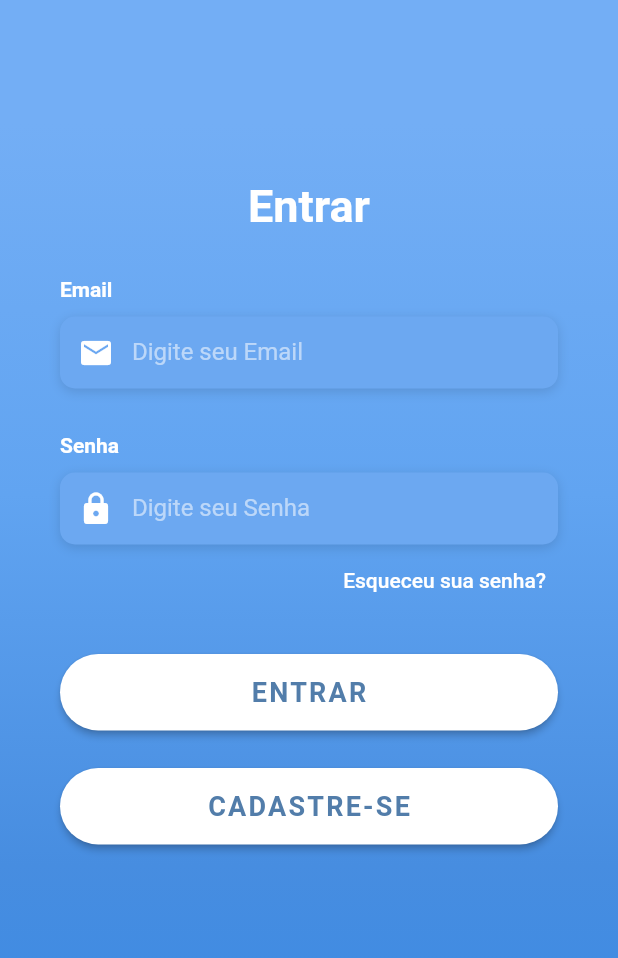
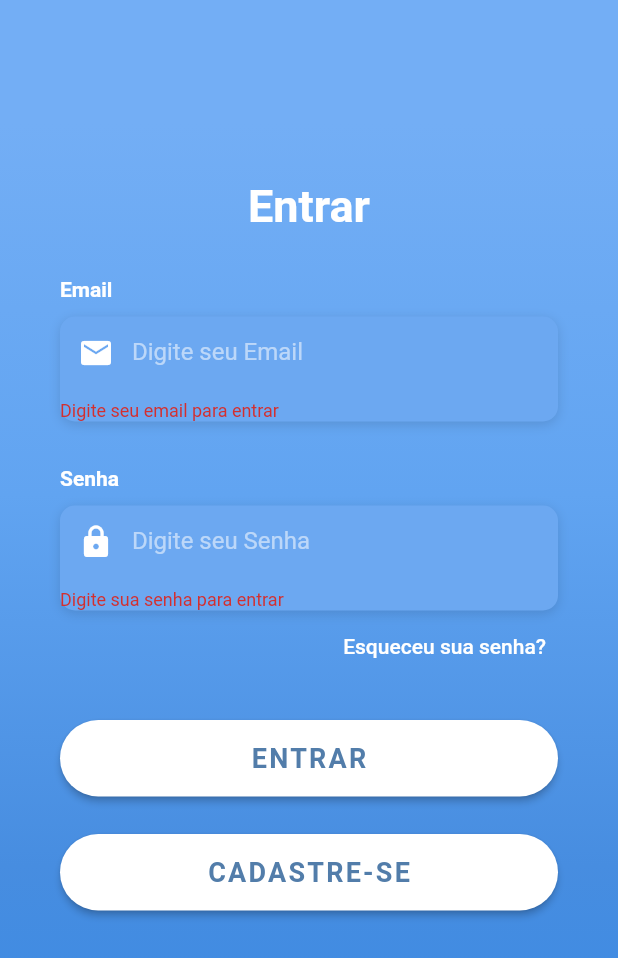
Before and after one commit to romulo-evangelista/ignilab, a Flutter app: the Login screen opened directly, after a tap on "ENTRAR", on a phone screen of 412 x 824 dp. Shown: the top 958 px of the screen. Run offline on Flutter 3.47's test engine with Material 2 defaults, Android fonts, the phone set to English and light mode, and no system bars; our stand-ins replace cloud_firestore, firebase_auth, firebase_core; accounts and stored records are empty; Roboto replaces fonts that are missing (OpenSans).

Commit message:
feat: message required inputs

```diff
--- a/lib/login.dart
+++ b/lib/login.dart
@@ -34,7 +34,13 @@ class Login extends StatelessWidget {
               ),
             ],
           ),
-          child: TextField(
+          child: TextFormField(
+            validator: (value) {
+              if (value.isEmpty) {
+                return 'Digite seu email para entrar';
+              }
+              return null;
+            },
             keyboardType: TextInputType.emailAddress,
             style: TextStyle(color: Colors.white, fontFamily: 'OpenSans'),
             decoration: InputDecoration(
@@ -81,7 +87,13 @@ class Login extends StatelessWidget {
               ),
             ],
           ),
-          child: TextField(
+          child: TextFormField(
+            validator: (value) {
+              if (value.isEmpty) {
+                return 'Digite sua senha para entrar';
+              }
+              return null;
+            },
             obscureText: true,
             style: TextStyle(color: Colors.white, fontFamily: 'OpenSans'),
             decoration: InputDecoration(
@@ -113,15 +125,17 @@ class Login extends StatelessWidget {
     );
   }
 
-  Widget _buildLoginBtn(BuildContext context) {
+  Widget _buildLoginBtn(BuildContext context, GlobalKey<FormState> _formKey) {
     return Container(
       padding: EdgeInsets.symmetric(vertical: 25),
       width: double.infinity,
       child: ElevatedButton(
         onPressed: () {
+          if (_formKey.currentState.validate()) {
             context.read<AuthenticationService>().signIn(
                 email: emailController.text.trim(),
                 password: passwordController.text.trim());
+          }
         },
         style: ButtonStyle(
           backgroundColor: MaterialStateProperty.all<Color>(Colors.white),
@@ -168,6 +182,8 @@ class Login extends StatelessWidget {
     );
   }
 
+  final _formKey = GlobalKey<FormState>();
+
   @override
   Widget build(BuildContext context) {
     return Scaffold(
@@ -197,6 +213,8 @@ class Login extends StatelessWidget {
               horizontal: 40.0,
               vertical: 120.0,
             ),
+            child: Form(
+              key: _formKey,
               child: Column(
                 mainAxisAlignment: MainAxisAlignment.center,
                 children: <Widget>[
@@ -214,9 +232,10 @@ class Login extends StatelessWidget {
                   SizedBox(height: 30.0),
                   _buildPasswordTF(),
                   _buildForgotPasswordTF(),
-                _buildLoginBtn(context),
+                  _buildLoginBtn(context, _formKey),
                   _buildSignUpBtn(),
                 ],
+              ),
             ),
           ),
         ),
```
Also changed, not shown: lib/form_vaccine.dart (+24 -3 lines). Lines whose indentation alone changed are shown as unchanged.
